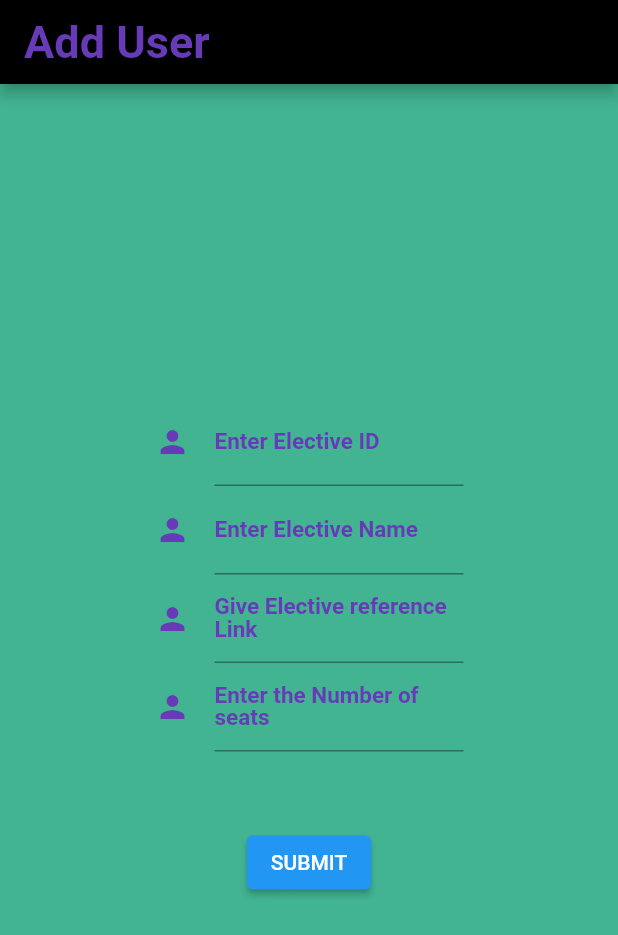
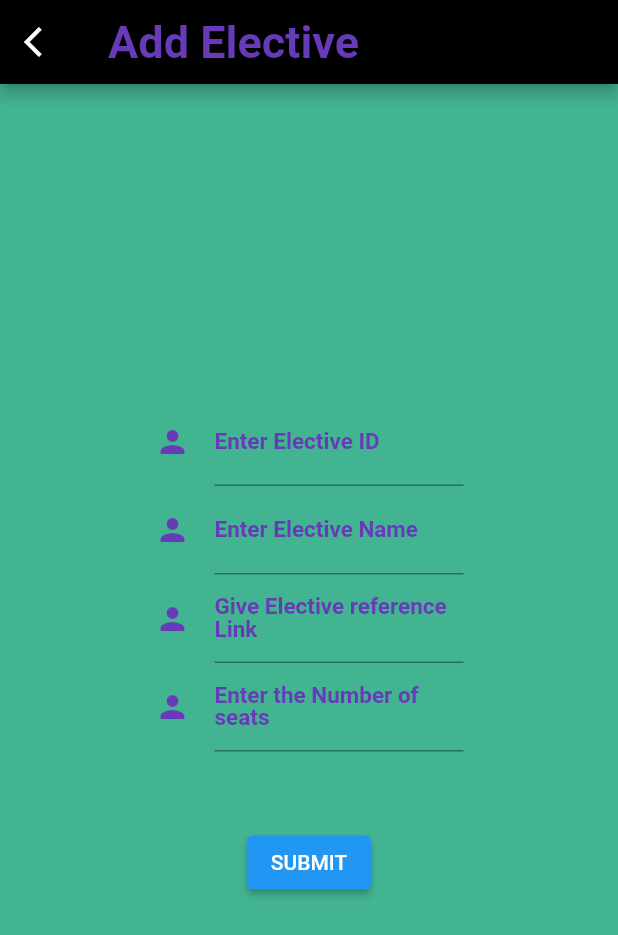
Before and after one commit to VE5PER/Automated-Elective-Processing, a Flutter app: the addElective screen opened directly, on a phone screen of 412 x 824 dp. Shown: the top 935 px of the screen. Run offline on Flutter 3.47's test engine with Material 2 defaults, Android fonts, the phone set to English and light mode, and no system bars; our stand-ins replace carousel_slider, google_fonts, table_calendar; missing offline and left inert: dart:html, dart:js, table_sticky_headers; accounts and stored records are empty; network calls fail.

Commit message:
fixed add elec

```diff
--- a/CODE/caut_front/lib/pages/add_elective.dart
+++ b/CODE/caut_front/lib/pages/add_elective.dart
@@ -1,6 +1,7 @@
 import 'package:automated_elective_processing/functions/notify.dart';
 import 'package:automated_elective_processing/models/elective.dart';
 import 'package:automated_elective_processing/common/app_colors.dart';
+import 'package:automated_elective_processing/pages/dashboard_temp.dart';
 import 'package:flutter/cupertino.dart';
 import 'package:flutter/material.dart';
 import 'dart:convert';
@@ -25,8 +26,12 @@ class _addElectiveState extends State<addElective> {
     final addElective = GlobalKey<FormState>();
     return Scaffold(
       appBar: AppBar(
+        leading: IconButton(icon: Icon(Icons.arrow_back_ios), onPressed: () {
+
+          Navigator.pushReplacement(context, MaterialPageRoute(builder: (BuildContext context) => tempDash()));
+        }, ),
         title: Text(
-          "Add User",
+          "Add Elective",
           textAlign: TextAlign.center,
           style: TextStyle(
               color: AppColor.purple,
```
